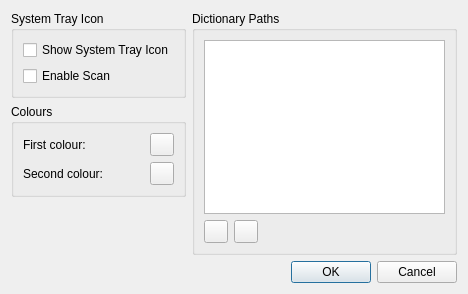
This is src/settingsdialog.ui in jablonkai/QDictionary as Qt 5 draws it before an edit. The edited form follows.
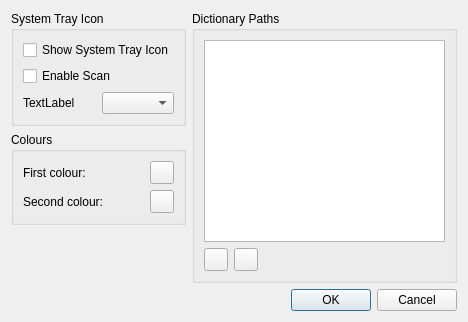
This is the edited form. Icons and pictures are not drawn.

What changed in the file:
```diff
--- a/src/settingsdialog.ui
+++ b/src/settingsdialog.ui
@@ -6,7 +6,7 @@
     <x>0</x>
     <y>0</y>
     <width>468</width>
-    <height>294</height>
+    <height>322</height>
    </rect>
   </property>
   <property name="windowTitle" >
@@ -37,6 +37,20 @@
             </property>
            </widget>
           </item>
+          <item>
+           <layout class="QHBoxLayout" >
+            <item>
+             <widget class="QLabel" name="label_3" >
+              <property name="text" >
+               <string>TextLabel</string>
+              </property>
+             </widget>
+            </item>
+            <item>
+             <widget class="QComboBox" name="comboBox" />
+            </item>
+           </layout>
+          </item>
          </layout>
         </widget>
        </item>
@@ -45,8 +59,6 @@
          <property name="title" >
           <string>Colours</string>
          </property>
-         <layout class="QVBoxLayout" >
-          <item>
            <layout class="QGridLayout" >
             <item row="0" column="0" >
              <widget class="QLabel" name="label" >
@@ -77,8 +89,6 @@
              </widget>
             </item>
            </layout>
-          </item>
-         </layout>
         </widget>
        </item>
        <item>
```
Left out of the diff: 18 changed lines with no effect on the pictures. Lines whose indentation alone changed are shown as unchanged.
